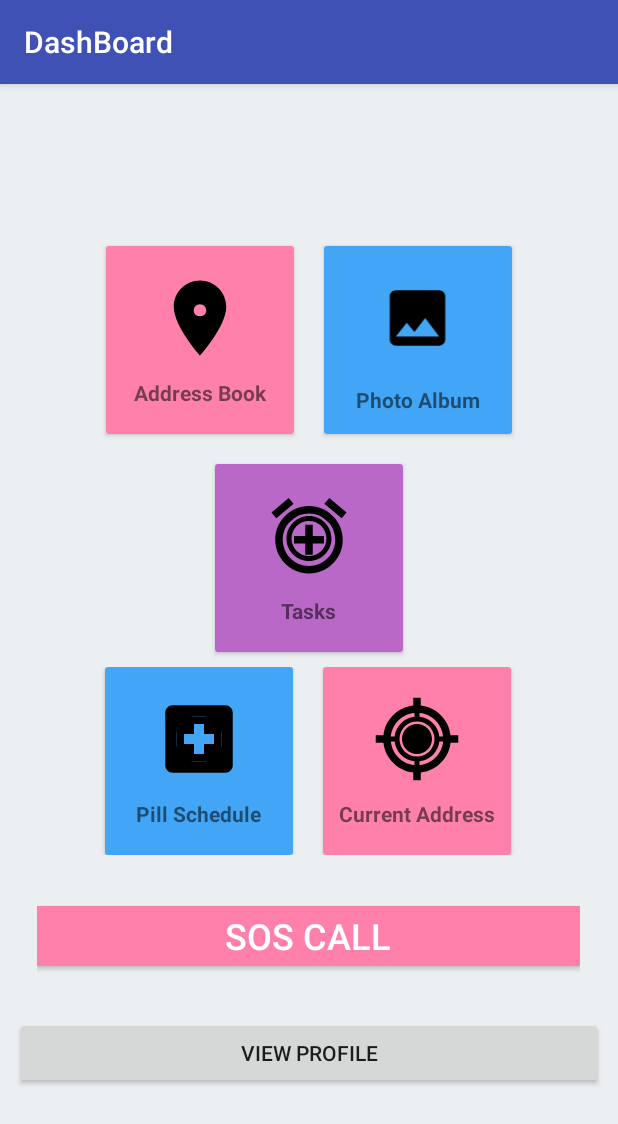
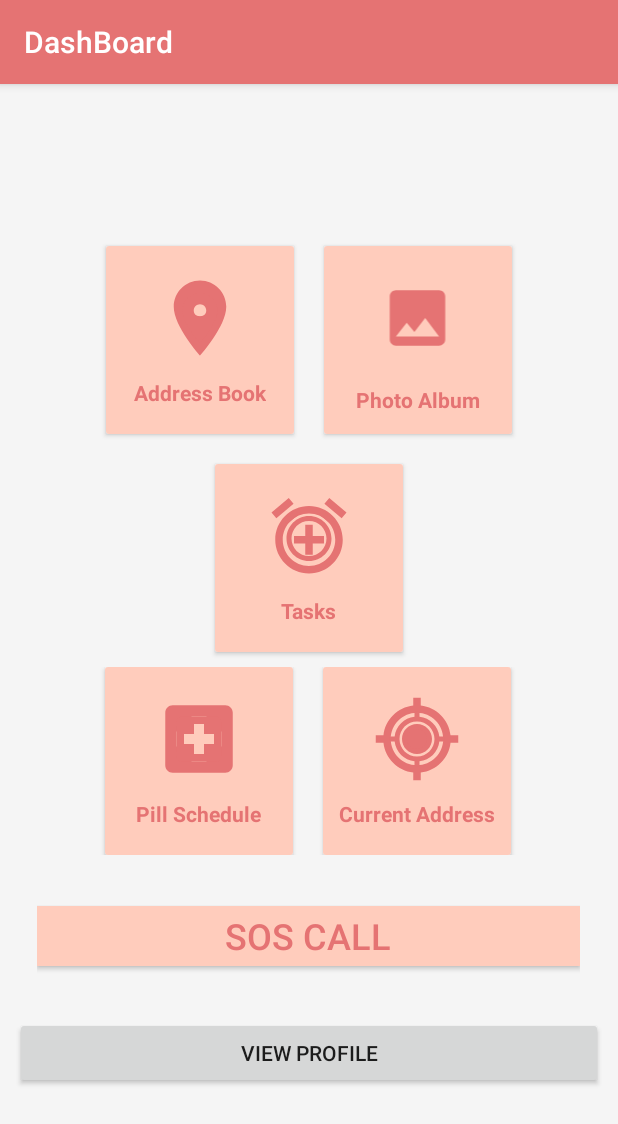
Before and after one commit to nidhijmr/SilverSnugMobileApp, an Android app: the MainActivity screen opened directly, with no data from a screen before it, on a phone screen of 412 x 824 dp. Shown: the top 1124 px of the screen. Run offline under Robolectric (Android 15) with nearby library versions, the phone set to English and light mode, and no system bars; 1 statement that could not run was skipped.

Commit message:
Add functionality and UI changes

```diff
--- a/app/src/main/java/edu/sjsu/silversnugmobileapp/MainActivity.java
+++ b/app/src/main/java/edu/sjsu/silversnugmobileapp/MainActivity.java
@@ -48,4 +48,10 @@ public class MainActivity extends AppCompatActivity {
         intent.putExtra("userName", user_name);
         MainActivity.this.startActivity(intent);
     }
+
+    public void goToTaskSchedule (View view) {
+
+        Intent intent = getPackageManager().getLaunchIntentForPackage("me.neelmehta.hack4health");
+        startActivity(intent);
+    }
 }
--- a/app/src/main/res/drawable/ic_add_alarm_black_24dp.xml
+++ b/app/src/main/res/drawable/ic_add_alarm_black_24dp.xml
@@ -4,6 +4,6 @@
         android:viewportWidth="24.0"
         android:viewportHeight="24.0">
     <path
-        android:fillColor="#FF000000"
+        android:fillColor="#E57373"
         android:pathData="M7.88,3.39L6.6,1.86 2,5.71l1.29,1.53 4.59,-3.85zM22,5.72l-4.6,-3.86 -1.29,1.53 4.6,3.86L22,5.72zM12,4c-4.97,0 -9,4.03 -9,9s4.02,9 9,9c4.97,0 9,-4.03 9,-9s-4.03,-9 -9,-9zM12,20c-3.87,0 -7,-3.13 -7,-7s3.13,-7 7,-7 7,3.13 7,7 -3.13,7 -7,7zM13,9h-2v3L8,12v2h3v3h2v-3h3v-2h-3L13,9z"/>
 </vector>
--- a/app/src/main/res/drawable/ic_local_hospital_black_24dp.xml
+++ b/app/src/main/res/drawable/ic_local_hospital_black_24dp.xml
@@ -4,6 +4,6 @@
         android:viewportWidth="24.0"
         android:viewportHeight="24.0">
     <path
-        android:fillColor="#FF000000"
+        android:fillColor="#E57373"
         android:pathData="M19,3L5,3c-1.1,0 -1.99,0.9 -1.99,2L3,19c0,1.1 0.9,2 2,2h14c1.1,0 2,-0.9 2,-2L21,5c0,-1.1 -0.9,-2 -2,-2zM18,14h-4v4h-4v-4L6,14v-4h4L10,6h4v4h4v4z"/>
 </vector>
--- a/app/src/main/res/drawable/ic_location_on_black_24dp.xml
+++ b/app/src/main/res/drawable/ic_location_on_black_24dp.xml
@@ -4,6 +4,6 @@
         android:viewportWidth="24.0"
         android:viewportHeight="24.0">
     <path
-        android:fillColor="#FF000000"
+        android:fillColor="#E57373"
         android:pathData="M12,2C8.13,2 5,5.13 5,9c0,5.25 7,13 7,13s7,-7.75 7,-13c0,-3.87 -3.13,-7 -7,-7zM12,11.5c-1.38,0 -2.5,-1.12 -2.5,-2.5s1.12,-2.5 2.5,-2.5 2.5,1.12 2.5,2.5 -1.12,2.5 -2.5,2.5z"/>
 </vector>
--- a/app/src/main/res/drawable/ic_my_location_black_24dp.xml
+++ b/app/src/main/res/drawable/ic_my_location_black_24dp.xml
@@ -4,6 +4,6 @@
         android:viewportWidth="24.0"
         android:viewportHeight="24.0">
     <path
-        android:fillColor="#FF000000"
+        android:fillColor="#E57373"
         android:pathData="M12,8c-2.21,0 -4,1.79 -4,4s1.79,4 4,4 4,-1.79 4,-4 -1.79,-4 -4,-4zM20.94,11c-0.46,-4.17 -3.77,-7.48 -7.94,-7.94L13,1h-2v2.06C6.83,3.52 3.52,6.83 3.06,11L1,11v2h2.06c0.46,4.17 3.77,7.48 7.94,7.94L11,23h2v-2.06c4.17,-0.46 7.48,-3.77 7.94,-7.94L23,13v-2h-2.06zM12,19c-3.87,0 -7,-3.13 -7,-7s3.13,-7 7,-7 7,3.13 7,7 -3.13,7 -7,7z"/>
 </vector>
--- a/app/src/main/res/drawable/ic_photo_black_24dp.xml
+++ b/app/src/main/res/drawable/ic_photo_black_24dp.xml
@@ -4,6 +4,6 @@
         android:viewportWidth="24.0"
         android:viewportHeight="24.0">
     <path
-        android:fillColor="#FF000000"
+        android:fillColor="#E57373"
         android:pathData="M21,19V5c0,-1.1 -0.9,-2 -2,-2H5c-1.1,0 -2,0.9 -2,2v14c0,1.1 0.9,2 2,2h14c1.1,0 2,-0.9 2,-2zM8.5,13.5l2.5,3.01L14.5,12l4.5,6H5l3.5,-4.5z"/>
 </vector>
--- a/app/src/main/res/layout/activity_main.xml
+++ b/app/src/main/res/layout/activity_main.xml
@@ -46,6 +46,7 @@
                     android:layout_height="wrap_content"
                     android:layout_marginTop="10dp"
                     android:text="Address Book"
+                    android:textColor="#E57373"
                     android:textStyle="bold" />
 
             </LinearLayout>
@@ -62,7 +63,7 @@
             <LinearLayout
                 android:layout_width="match_parent"
                 android:layout_height="match_parent"
-                android:background="#42A5F5"
+                android:background="@color/colorPrimary"
                 android:onClick="goToPhotoAlbum"
                 android:gravity="center"
                 android:orientation="vertical">
@@ -76,6 +77,7 @@
                 <TextView
                     android:layout_width="wrap_content"
                     android:layout_height="wrap_content"
+                    android:textColor="#E57373"
                     android:layout_marginTop="10dp"
                     android:text="Photo Album"
 
@@ -104,8 +106,9 @@
             <LinearLayout
                 android:layout_width="match_parent"
                 android:layout_height="match_parent"
+                android:background="@color/colorPrimary"
+                android:onClick="goToTaskSchedule"
                 android:gravity="center"
-                android:background="#BA68C8"
                 android:orientation="vertical">
 
                 <ImageView
@@ -119,6 +122,7 @@
                     android:layout_width="wrap_content"
                     android:layout_height="wrap_content"
                     android:layout_marginTop="10dp"
+                    android:textColor="#E57373"
                     android:text="Tasks"
                     android:textStyle="bold" />
 
@@ -148,7 +152,7 @@
                 android:layout_width="match_parent"
                 android:layout_height="match_parent"
                 android:gravity="center"
-                android:background="#42A5F5"
+                android:background="@color/colorPrimary"
                 android:onClick="goToPillBox"
                 android:orientation="vertical">
 
@@ -164,6 +168,7 @@
                     android:layout_width="wrap_content"
                     android:layout_height="wrap_content"
                     android:layout_marginTop="10dp"
+                    android:textColor="#E57373"
                     android:text="Pill Schedule"
                     android:textStyle="bold" />
 
@@ -195,6 +200,7 @@
                 <TextView
                     android:layout_width="wrap_content"
                     android:layout_height="wrap_content"
+                    android:textColor="#E57373"
                     android:layout_marginTop="10dp"
                     android:text="Current Address"
                     android:textStyle="bold" />
@@ -218,7 +224,7 @@
             android:layout_height="40dp"
             android:background="@color/colorPrimary"
             android:text="SOS call"
-            android:textColor="#FFF"
+            android:textColor="#E57373"
             android:textSize="24dp" />
 
     </LinearLayout>
--- a/app/src/main/res/layout/activity_pill_box.xml
+++ b/app/src/main/res/layout/activity_pill_box.xml
@@ -26,6 +26,7 @@
         android:layout_height="wrap_content"
         android:layout_gravity="bottom|end"
         android:layout_margin="16dp"
+        android:onClick="addPillBox"
         app:backgroundTint="#ffffff"
         app:elevation="25dp"
         app:layout_constraintBottom_toBottomOf="parent"
@@ -34,7 +35,7 @@
         app:layout_constraintStart_toStartOf="parent"
         app:layout_constraintTop_toTopOf="parent"
         app:layout_constraintVertical_bias="1"
-        app:srcCompat="@android:drawable/ic_input_add"
+        app:srcCompat="@drawable/add"
         tools:layout_height="wrap_content"
         tools:layout_width="wrap_content"/>
 
--- a/app/src/main/res/layout/content_add_pill_box.xml
+++ b/app/src/main/res/layout/content_add_pill_box.xml
@@ -8,4 +8,5 @@
     tools:context=".AddPillBox"
     tools:showIn="@layout/activity_add_pill_box">
 
+
 </android.support.constraint.ConstraintLayout>
--- a/app/src/main/res/layout/content_main.xml
+++ b/app/src/main/res/layout/content_main.xml
@@ -16,7 +16,7 @@ android:layout_marginRight="8dp">
     android:layout_height="65dp"
     android:padding="16dp"
     android:visibility="visible"
-    android:background="@color/colorAccent">
+    android:background="@color/colorPrimary">
 
     <TextView
         android:id="@+id/product"
@@ -27,7 +27,7 @@ android:layout_marginRight="8dp">
         android:fontFamily="serif"
         android:text=""
         android:textStyle="bold"
-        android:textColor="#FEFCFF"
+        android:textColor="@color/colorAccent"
         android:textSize="20sp"
         app:layout_constraintBottom_toBottomOf="parent"
         app:layout_constraintEnd_toEndOf="parent"
--- a/app/src/main/res/values/colors.xml
+++ b/app/src/main/res/values/colors.xml
@@ -1,6 +1,8 @@
 <?xml version="1.0" encoding="utf-8"?>
 <resources>
-    <color name="colorPrimary">#FF80AB</color>
-    <color name="colorPrimaryDark">#ECEFF1</color>
+    <!--<color name="colorPrimary">#FFCDD2</color>-->
+    <color name="colorPrimary">#FFCCBC</color>
+
+    <color name="colorPrimaryDark">#F5F5F5</color>
     <color name="colorAccent">#AB47BC</color>
 </resources>
--- a/app/src/main/res/values/strings.xml
+++ b/app/src/main/res/values/strings.xml
@@ -19,4 +19,5 @@
     <string name="title_activity_view_profile">ViewProfile</string>
     <string name="title_activity_edit_profile">EditProfile</string>
     <string name="title_activity_sign_up">SignUpActivity</string>
+    <string name="title_activity_add_pill_box">AddPillBox</string>
 </resources>
--- a/app/src/main/res/values/styles.xml
+++ b/app/src/main/res/values/styles.xml
@@ -3,7 +3,7 @@
     <!-- Base application theme. -->
     <style name="AppTheme" parent="Theme.AppCompat.Light.DarkActionBar">
         <!-- Customize your theme here. -->
-        <item name="colorPrimary">#3F51B5</item>
+        <item name="colorPrimary">#E57373</item>
         <item name="colorPrimaryDark">@color/colorPrimaryDark</item>
         <item name="colorAccent">@color/colorAccent</item>
     </style>
```
Also changed, not shown: app/src/main/AndroidManifest.xml (+7 -2 lines), app/src/main/java/edu/sjsu/silversnugmobileapp/AddPillBox.java (+22 -0 lines), app/src/main/java/edu/sjsu/silversnugmobileapp/PillBoxActivity.java (+109 -11 lines), app/src/main/res/layout/activity_add_pill_box.xml (+70 -25 lines).
